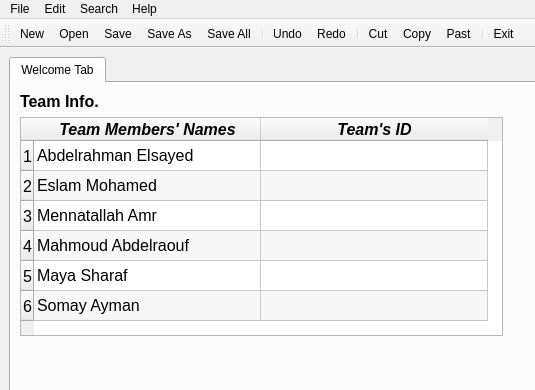
This is WorkSpace/DS_Project/mainwindow.ui in OrcaLinux/Data-Structure-and-Algorithms-Project as Qt 5 draws it before an edit; both pictures show x 0 to 535 and y 0 to 390 of the 909 by 678 pixel window. The edited form follows.
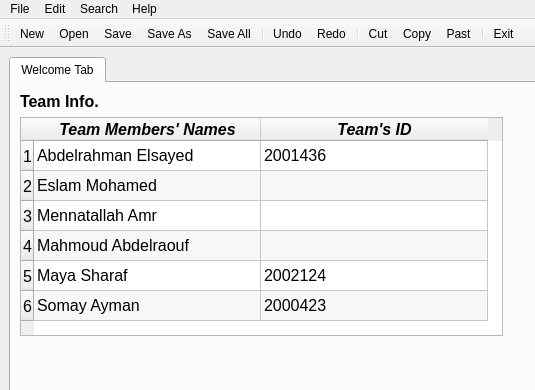
This is the edited form. Icons and pictures are not drawn.

```diff
--- a/WorkSpace/DS_Project/mainwindow.ui
+++ b/WorkSpace/DS_Project/mainwindow.ui
@@ -151,6 +151,11 @@
               </font>
              </property>
             </item>
+            <item row="0" column="1">
+             <property name="text">
+              <string>2001436</string>
+             </property>
+            </item>
             <item row="1" column="0">
              <property name="text">
               <string>Eslam Mohamed</string>
@@ -161,6 +166,11 @@
               </font>
              </property>
             </item>
+            <item row="1" column="1">
+             <property name="text">
+              <string/>
+             </property>
+            </item>
             <item row="2" column="0">
              <property name="text">
               <string>Mennatallah Amr</string>
@@ -191,6 +201,11 @@
               </font>
              </property>
             </item>
+            <item row="4" column="1">
+             <property name="text">
+              <string>2002124</string>
+             </property>
+            </item>
             <item row="5" column="0">
              <property name="text">
               <string>Somay Ayman</string>
@@ -201,6 +216,11 @@
               </font>
              </property>
             </item>
+            <item row="5" column="1">
+             <property name="text">
+              <string>2000423</string>
+             </property>
+            </item>
            </widget>
           </item>
          </layout>
```
